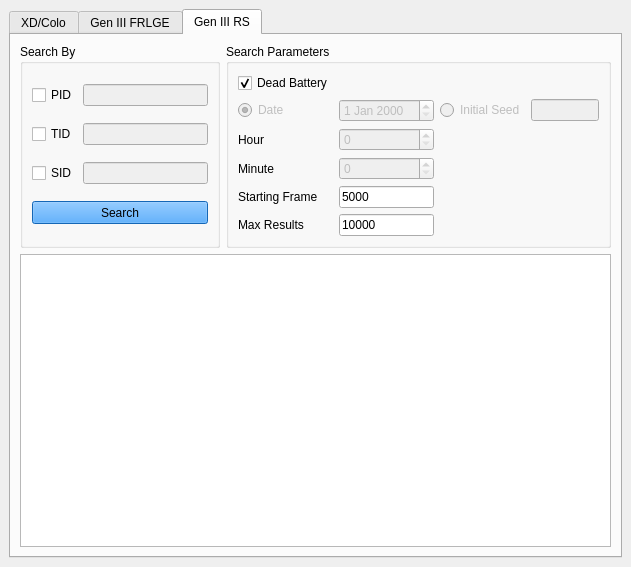
This is Forms/Gen3/IDs3.ui in Admiral-Fish/PokeFinder as Qt 5 draws it before an edit. The edited form follows.
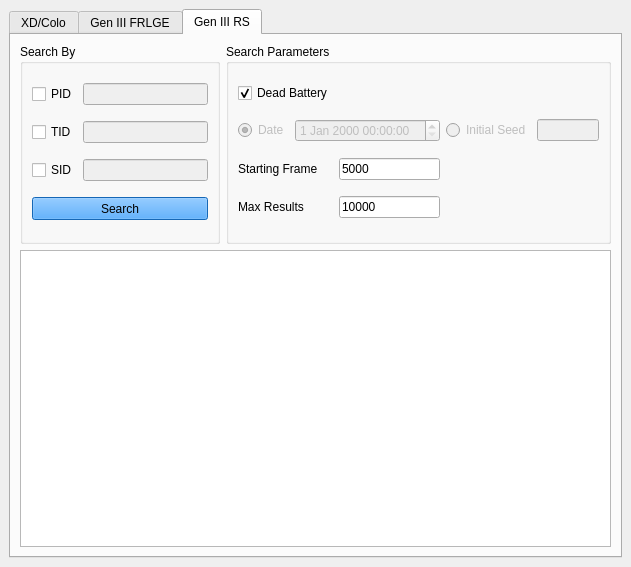
This is the edited form. The open tabs and pages were chosen to show the change. Custom widgets are drawn as their Qt base class.

Commit message: Simplify RS Date/Time selection

```diff
--- a/Forms/Gen3/IDs3.ui
+++ b/Forms/Gen3/IDs3.ui
@@ -531,7 +531,17 @@
            <string>Search Parameters</string>
           </property>
           <layout class="QGridLayout" name="gridLayout_9">
-           <item row="0" column="0">
+           <item row="1" column="3">
+            <widget class="QRadioButton" name="radioButtonInitSeedRS">
+             <property name="enabled">
+              <bool>false</bool>
+             </property>
+             <property name="text">
+              <string>Initial Seed</string>
+             </property>
+            </widget>
+           </item>
+           <item row="0" column="0" colspan="2">
             <widget class="QCheckBox" name="checkBoxBattery">
              <property name="text">
               <string>Dead Battery</string>
@@ -557,11 +567,41 @@
              </property>
             </widget>
            </item>
-           <item row="1" column="1">
-            <widget class="QDateEdit" name="dateEdit">
+           <item row="1" column="1" colspan="2">
+            <widget class="QDateTimeEdit" name="dateTimeEdit">
              <property name="enabled">
               <bool>false</bool>
              </property>
+             <property name="dateTime">
+              <datetime>
+               <hour>0</hour>
+               <minute>0</minute>
+               <second>0</second>
+               <year>2000</year>
+               <month>1</month>
+               <day>1</day>
+              </datetime>
+             </property>
+             <property name="maximumDateTime">
+              <datetime>
+               <hour>23</hour>
+               <minute>59</minute>
+               <second>59</second>
+               <year>2037</year>
+               <month>12</month>
+               <day>31</day>
+              </datetime>
+             </property>
+             <property name="minimumDateTime">
+              <datetime>
+               <hour>0</hour>
+               <minute>0</minute>
+               <second>0</second>
+               <year>2000</year>
+               <month>1</month>
+               <day>1</day>
+              </datetime>
+             </property>
              <property name="minimumDate">
               <date>
                <year>2000</year>
@@ -571,17 +611,7 @@
              </property>
             </widget>
            </item>
-           <item row="1" column="2">
-            <widget class="QRadioButton" name="radioButtonInitSeedRS">
-             <property name="enabled">
-              <bool>false</bool>
-             </property>
-             <property name="text">
-              <string>Initial Seed</string>
-             </property>
-            </widget>
-           </item>
-           <item row="1" column="3">
+           <item row="1" column="4">
             <widget class="QTextBox" name="textBoxInitSeedRS">
              <property name="enabled">
               <bool>false</bool>
@@ -594,48 +624,7 @@
              </property>
             </widget>
            </item>
-           <item row="2" column="0">
-            <widget class="QLabel" name="labelHr">
-             <property name="text">
-              <string>Hour</string>
-             </property>
-            </widget>
-           </item>
-           <item row="2" column="1">
-            <widget class="QSpinBox" name="spinBoxHr">
-             <property name="enabled">
-              <bool>false</bool>
-             </property>
-             <property name="maximum">
-              <number>23</number>
-             </property>
-            </widget>
-           </item>
-           <item row="3" column="0">
-            <widget class="QLabel" name="labelMin">
-             <property name="text">
-              <string>Minute</string>
-             </property>
-            </widget>
-           </item>
-           <item row="3" column="1">
-            <widget class="QSpinBox" name="spinBoxMin">
-             <property name="enabled">
-              <bool>false</bool>
-             </property>
-             <property name="maximum">
-              <number>59</number>
-             </property>
-            </widget>
-           </item>
-           <item row="4" column="0">
-            <widget class="QLabel" name="labelMinFrame_2">
-             <property name="text">
-              <string>Starting Frame</string>
-             </property>
-            </widget>
-           </item>
-           <item row="4" column="1">
+           <item row="2" column="2">
             <widget class="QTextBox" name="textBoxMinFrameRS">
              <property name="text">
               <string notr="true">5000</string>
@@ -645,14 +634,7 @@
              </property>
             </widget>
            </item>
-           <item row="5" column="0">
-            <widget class="QLabel" name="labelMaxFrame_2">
-             <property name="text">
-              <string>Max Results</string>
-             </property>
-            </widget>
-           </item>
-           <item row="5" column="1">
+           <item row="3" column="2">
             <widget class="QTextBox" name="textBoxMaxFrameRS">
              <property name="text">
               <string notr="true">10000</string>
@@ -662,6 +644,20 @@
              </property>
             </widget>
            </item>
+           <item row="2" column="0" colspan="2">
+            <widget class="QLabel" name="labelMinFrame_2">
+             <property name="text">
+              <string>Starting Frame</string>
+             </property>
+            </widget>
+           </item>
+           <item row="3" column="0" colspan="2">
+            <widget class="QLabel" name="labelMaxFrame_2">
+             <property name="text">
+              <string>Max Results</string>
+             </property>
+            </widget>
+           </item>
           </layout>
          </widget>
         </item>
```
The commit also changes 1 other file.
